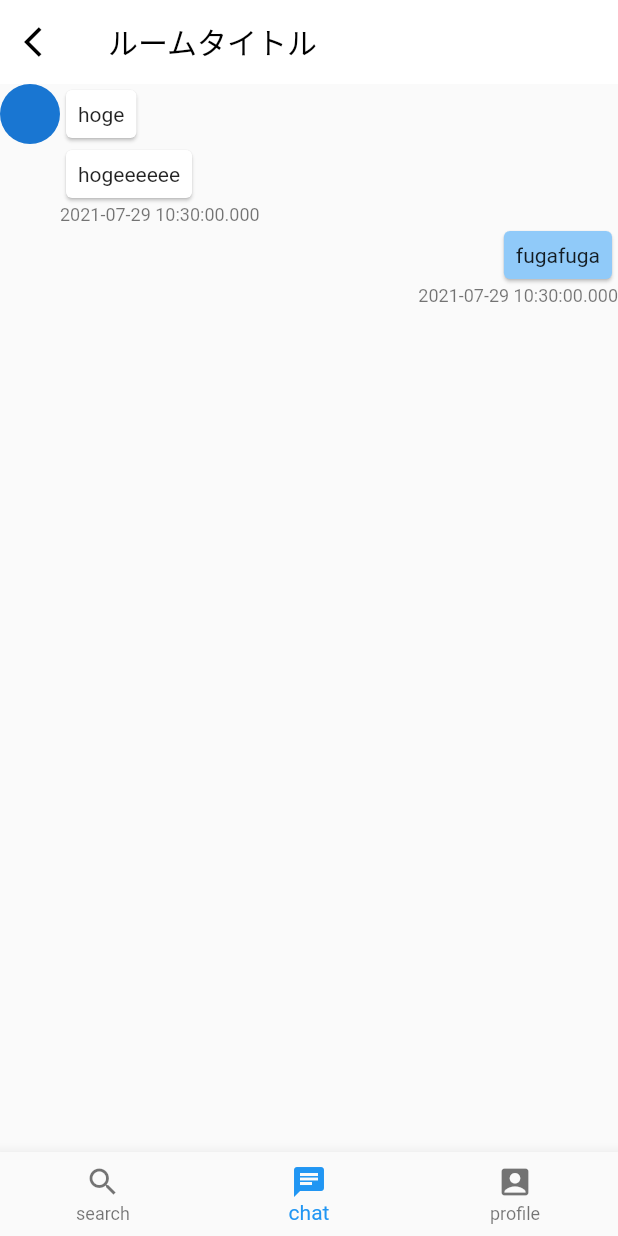
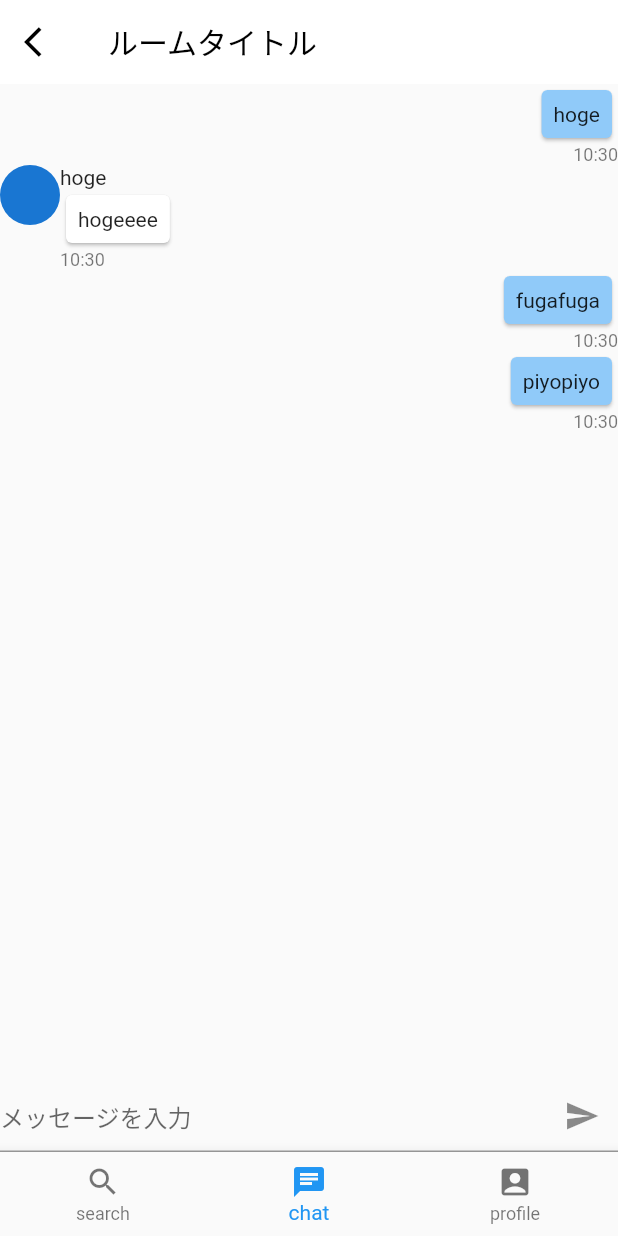
Before and after one commit to choro0121/atone, a Flutter app: the screen it shows after launch, item 2 of the bottom bar chosen, after a tap on "chat_room", on a phone screen of 412 x 824 dp. Run offline on Flutter 3.47's test engine with Material 2 defaults, Android fonts, the phone set to English and light mode, and no system bars; our stand-ins replace flutter_hooks, freezed_annotation, hooks_riverpod, modal_bottom_sheet, state_notifier.

Commit message:
add chat base system

```diff
--- /dev/null
+++ b/lib/models/chat.dart
@@ -0,0 +1,35 @@
+import 'package:flutter/foundation.dart';
+import 'package:freezed_annotation/freezed_annotation.dart';
+import 'package:state_notifier/state_notifier.dart';
+import 'package:hooks_riverpod/hooks_riverpod.dart';
+
+part 'chat.freezed.dart';
+
+@immutable
+abstract class ChatItem with _$ChatItem {
+  const factory ChatItem({
+    required String userId,
+    required String text,
+    required DateTime timestamp,
+  }) = _ChatItem;
+}
+
+@freezed
+abstract class ChatState with _$ChatState {
+  const factory ChatState({
+    @Default(<ChatItem>[]) List<ChatItem> items,
+  }) = _ChatState;
+}
+
+class ChatStateNotifier extends StateNotifier<ChatState> {
+  ChatStateNotifier() : super(ChatState());
+
+  set(List<ChatItem> list) => state = state.copyWith(items: list);
+
+  append(ChatItem item) =>
+      state = state.copyWith(items: [...state.items, item]);
+}
+
+final chatStateProvider = StateNotifierProvider<ChatStateNotifier, ChatState>(
+  (_) => ChatStateNotifier(),
+);
--- a/lib/pages/chat_room.dart
+++ b/lib/pages/chat_room.dart
@@ -1,12 +1,74 @@
 import 'package:flutter/material.dart';
 
 import 'package:atone/widgets/chat_chip.dart';
+import 'package:flutter_hooks/flutter_hooks.dart';
+import 'package:hooks_riverpod/hooks_riverpod.dart';
 
-class ChatRoomPage extends StatelessWidget {
+import 'package:atone/models/chat.dart';
+import 'package:atone/models/user.dart';
+
+class ChatRoomPage extends HookWidget {
   static const routeName = '/chat_room';
+
+  final TextEditingController _textEditingController = TextEditingController();
 
   @override
   Widget build(BuildContext context) {
+    final chatState = useProvider(chatStateProvider);
+    final userState = useProvider(userStateProvider);
+
+    // for debug
+    useEffect(() {
+      Future.microtask(() async {
+        final items = <ChatItem>[];
+        items.add(ChatItem(
+          userId: '',
+          text: 'hoge',
+          timestamp: DateTime.now(),
+        ));
+        items.add(ChatItem(
+          userId: 'hoge',
+          text: 'hogeeee',
+          timestamp: DateTime.now(),
+        ));
+        items.add(ChatItem(
+          userId: '',
+          text: 'fugafuga',
+          timestamp: DateTime.now(),
+        ));
+        items.add(ChatItem(
+          userId: '',
+          text: 'piyopiyo',
+          timestamp: DateTime.now(),
+        ));
+
+        context.read(chatStateProvider.notifier).set(items);
+      });
+      return;
+    }, const []);
+    // end debug
+
+    final chatChips = <ChatChipWidget>[];
+    for (var i = 0; i < chatState.items.length; i++) {
+      var prev = false;
+
+      if (i > 0) {
+        prev = chatState.items[i - 1].userId == chatState.items[i].userId;
+      }
+
+      chatChips.add(
+        ChatChipWidget(
+          text: chatState.items[i].text,
+          sender: chatState.items[i].userId == userState.id
+              ? ChatChipSender.me
+              : ChatChipSender.other,
+          avatar: prev ? null : CircleAvatar(),
+          username: prev ? null : chatState.items[i].userId,
+          timestamp: chatState.items[i].timestamp,
+        ),
+      );
+    }
+
     return Column(
       children: [
         AppBar(
@@ -21,20 +83,35 @@ class ChatRoomPage extends StatelessWidget {
           centerTitle: false,
           title: Text('ルームタイトル', style: TextStyle(color: Colors.black)),
         ),
-        ChatChipWidget(
-          avatar: CircleAvatar(),
-          text: 'hoge',
-          sender: ChatChipSender.other,
+        Expanded(
+          child: SingleChildScrollView(
+            child: new Column(
+              children: chatChips,
+            ),
+          ),
         ),
-        ChatChipWidget(
-          text: 'hogeeeeee',
-          sender: ChatChipSender.other,
-          timestamp: DateTime.now(),
-        ),
-        ChatChipWidget(
-          text: 'fugafuga',
-          timestamp: DateTime.now(),
-          sender: ChatChipSender.me,
+        TextField(
+          controller: _textEditingController,
+          maxLines: 8,
+          minLines: 1,
+          decoration: InputDecoration(
+            hintText: 'メッセージを入力',
+            suffixIcon: IconButton(
+              icon: Icon(Icons.send),
+              onPressed: () {
+                // todo: post to server
+                context.read(chatStateProvider.notifier).append(
+                      ChatItem(
+                        userId: '',
+                        text: _textEditingController.text,
+                        timestamp: DateTime.now(),
+                      ),
+                    );
+
+                _textEditingController.clear();
+              },
+            ),
+          ),
         ),
       ],
     );
--- a/lib/widgets/chat_chip.dart
+++ b/lib/widgets/chat_chip.dart
@@ -5,16 +5,16 @@ enum ChatChipSender { me, other }
 class ChatChipWidget extends StatelessWidget {
   ChatChipWidget({
     this.avatar,
-    this.user,
+    this.username,
     required this.text,
-    this.timestamp,
+    required this.timestamp,
     required this.sender,
   });
 
   final CircleAvatar? avatar;
-  final String? user;
+  final String? username;
   final String text;
-  final DateTime? timestamp;
+  final DateTime timestamp;
   final ChatChipSender sender;
 
   bool get _me => sender == ChatChipSender.me;
@@ -35,7 +35,7 @@ class ChatChipWidget extends StatelessWidget {
           crossAxisAlignment:
               _me ? CrossAxisAlignment.end : CrossAxisAlignment.start,
           children: [
-            if (!_me && user != null) Text(user!),
+            if (!_me && username != null) Text(username!),
             Card(
               child: Padding(
                 padding: EdgeInsets.all(8.0),
@@ -43,11 +43,10 @@ class ChatChipWidget extends StatelessWidget {
               ),
               color: _me ? Colors.blue[200] : null,
             ),
-            if (timestamp != null)
-              Text(
-                timestamp.toString(),
-                style: Theme.of(context).textTheme.caption,
-              ),
+            Text(
+              '${timestamp.hour}:${timestamp.minute}',
+              style: Theme.of(context).textTheme.caption,
+            ),
           ],
         ),
       ],
```
Also changed, not shown: lib/models/chat.freezed.dart (added).
